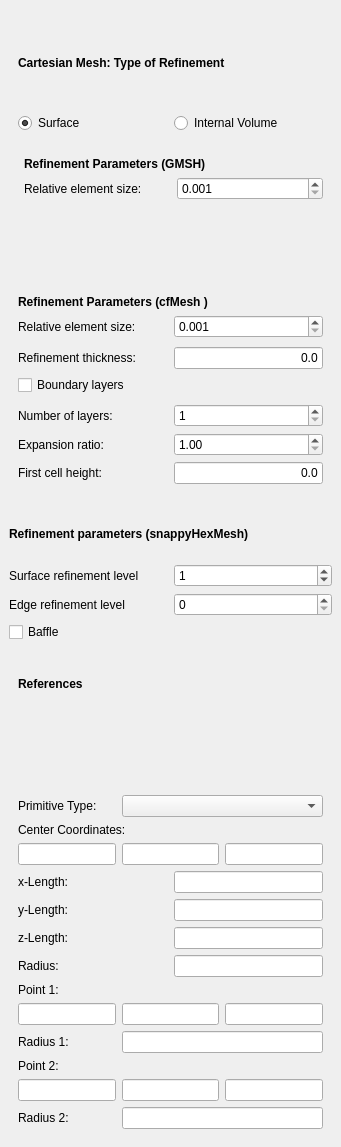
Above: TaskPanelCfdMeshRegion.ui from jaheyns/CfdOF before the change. Below: the same form after it.
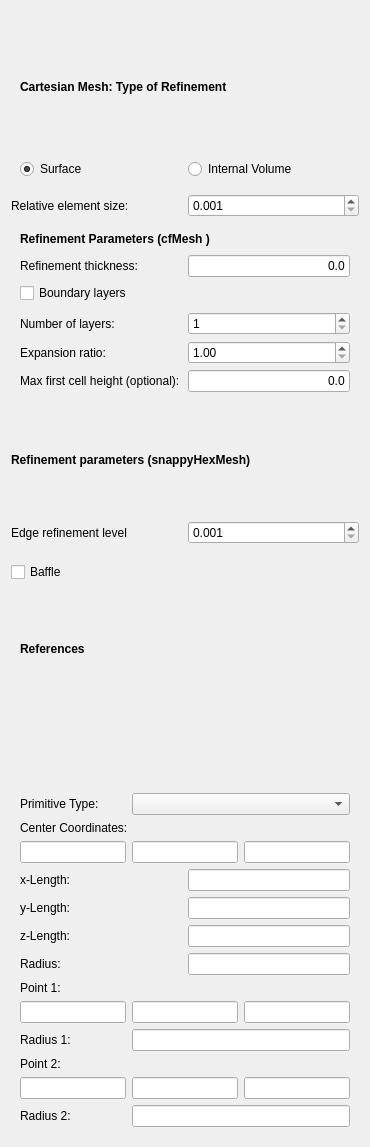
That is the form after the change. Custom widgets are drawn as their Qt base class.

Diff of the .ui file:
```diff
--- a/TaskPanelCfdMeshRegion.ui
+++ b/TaskPanelCfdMeshRegion.ui
@@ -6,7 +6,7 @@
    <rect>
     <x>0</x>
     <y>0</y>
-    <width>341</width>
+    <width>370</width>
     <height>1147</height>
    </rect>
   </property>
@@ -14,16 +14,6 @@
    <string>Mesh region</string>
   </property>
   <layout class="QVBoxLayout" name="verticalLayout">
-   <property name="margin">
-    <number>0</number>
-   </property>
-   <item>
-    <widget class="QStackedWidget" name="stackedWidget">
-     <property name="currentIndex">
-      <number>0</number>
-     </property>
-     <widget class="QWidget" name="page_3">
-      <layout class="QVBoxLayout" name="verticalLayout">
        <item>
         <widget class="QFrame" name="surfaceOrInernalVolume">
          <property name="frameShape">
@@ -67,41 +57,16 @@
         </widget>
        </item>
        <item>
-        <widget class="QFrame" name="gmsh_frame">
-         <property name="frameShape">
-          <enum>QFrame::NoFrame</enum>
-         </property>
-         <property name="frameShadow">
-          <enum>QFrame::Raised</enum>
-         </property>
-         <layout class="QFormLayout" name="formLayout">
-          <property name="fieldGrowthPolicy">
-           <enum>QFormLayout::AllNonFixedFieldsGrow</enum>
-          </property>
-          <item row="0" column="1">
-           <widget class="QLabel" name="label_6">
-            <property name="font">
-             <font>
-              <weight>75</weight>
-              <bold>true</bold>
-             </font>
-            </property>
-            <property name="text">
-             <string>Refinement Parameters (GMSH)</string>
-            </property>
-           </widget>
-          </item>
-          <item row="1" column="1">
-           <layout class="QHBoxLayout" name="horizontalLayout_6">
+    <layout class="QHBoxLayout" name="horizontalLayout_3">
             <item>
-             <widget class="QLabel" name="label_rellen_2">
+      <widget class="QLabel" name="label_rellen">
               <property name="text">
                <string>Relative element size:</string>
               </property>
              </widget>
             </item>
             <item>
-             <widget class="QDoubleSpinBox" name="if_gmsh_rellen">
+      <widget class="QDoubleSpinBox" name="if_rellen">
               <property name="decimals">
                <number>3</number>
               </property>
@@ -117,9 +82,6 @@
              </widget>
             </item>
            </layout>
-          </item>
-         </layout>
-        </widget>
        </item>
        <item>
         <widget class="QFrame" name="cf_frame">
@@ -143,33 +105,6 @@
             </property>
            </widget>
           </item>
-          <item row="2" column="0">
-           <layout class="QHBoxLayout" name="horizontalLayout_3">
-            <item>
-             <widget class="QLabel" name="label_rellen">
-              <property name="text">
-               <string>Relative element size:</string>
-              </property>
-             </widget>
-            </item>
-            <item>
-             <widget class="QDoubleSpinBox" name="if_rellen">
-              <property name="decimals">
-               <number>3</number>
-              </property>
-              <property name="minimum">
-               <double>0.001000000000000</double>
-              </property>
-              <property name="maximum">
-               <double>1.000000000000000</double>
-              </property>
-              <property name="singleStep">
-               <double>0.050000000000000</double>
-              </property>
-             </widget>
-            </item>
-           </layout>
-          </item>
           <item row="3" column="0">
            <widget class="QFrame" name="refinement_frame">
             <property name="sizePolicy">
@@ -277,7 +212,7 @@
                   <item>
                    <widget class="QLabel" name="label_firstlayerheight">
                     <property name="text">
-                     <string>First cell height:</string>
+                 <string>Max first cell height (optional):</string>
                     </property>
                    </widget>
                   </item>
@@ -384,30 +319,15 @@
           <property name="margin">
            <number>0</number>
           </property>
-          <item row="2" column="0">
-           <layout class="QGridLayout" name="gridLayout_8">
-            <item row="1" column="0">
-             <widget class="QLabel" name="label">
-              <property name="text">
-               <string>Surface refinement level</string>
-              </property>
-              <property name="wordWrap">
-               <bool>true</bool>
-              </property>
-             </widget>
-            </item>
-            <item row="1" column="1">
-             <widget class="QSpinBox" name="if_refinelevel">
-              <property name="maximum">
-               <number>10</number>
-              </property>
-              <property name="value">
-               <number>1</number>
-              </property>
-             </widget>
-            </item>
-           </layout>
-          </item>
+      <property name="topMargin">
+       <number>0</number>
+      </property>
+      <property name="rightMargin">
+       <number>0</number>
+      </property>
+      <property name="bottomMargin">
+       <number>0</number>
+      </property>
           <item row="0" column="0">
            <widget class="QLabel" name="label_5">
             <property name="font">
@@ -421,7 +341,7 @@
             </property>
            </widget>
           </item>
-          <item row="3" column="0">
+      <item row="2" column="0">
            <widget class="QFrame" name="snappySurfaceFrame">
             <property name="frameShape">
              <enum>QFrame::NoFrame</enum>
@@ -434,7 +354,20 @@
               <number>0</number>
              </property>
              <item row="0" column="1">
-              <widget class="QSpinBox" name="if_edgerefinement"/>
+          <widget class="QDoubleSpinBox" name="if_edgerefinement">
+           <property name="decimals">
+            <number>3</number>
+           </property>
+           <property name="minimum">
+            <double>0.001000000000000</double>
+           </property>
+           <property name="maximum">
+            <double>1.000000000000000</double>
+           </property>
+           <property name="singleStep">
+            <double>0.050000000000000</double>
+           </property>
+          </widget>
              </item>
              <item row="0" column="0">
               <widget class="QLabel" name="label_3">
@@ -905,10 +838,6 @@
          <zorder>radiusLayout</zorder>
          <zorder>centerLayout</zorder>
          <zorder>coneLayout</zorder>
-        </widget>
-       </item>
-      </layout>
-     </widget>
     </widget>
    </item>
   </layout>
```
Left out of the diff: 71 changed lines with no effect on the pictures. Lines whose indentation alone changed are shown as unchanged.
